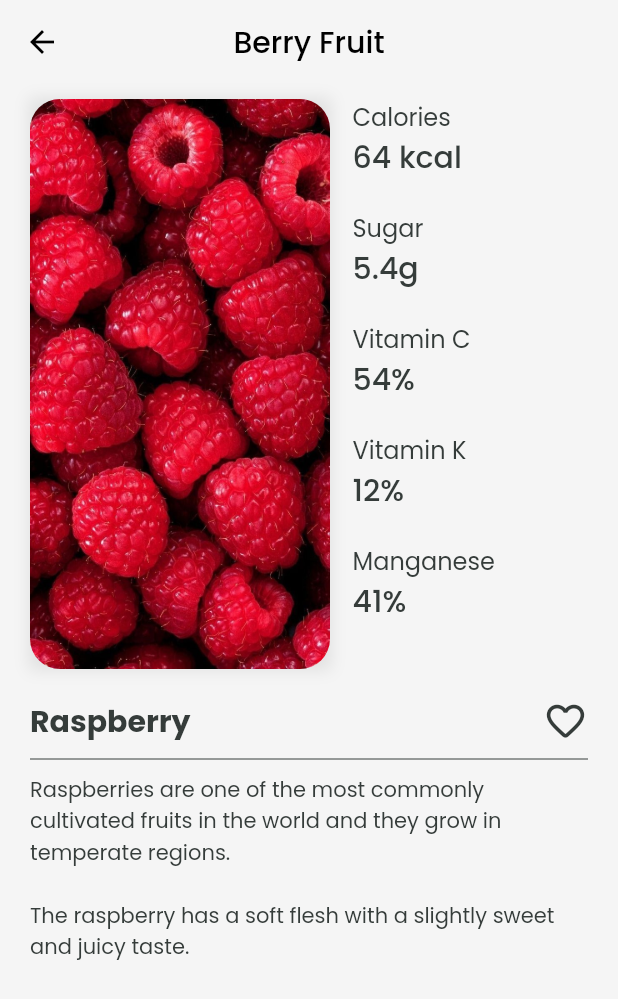
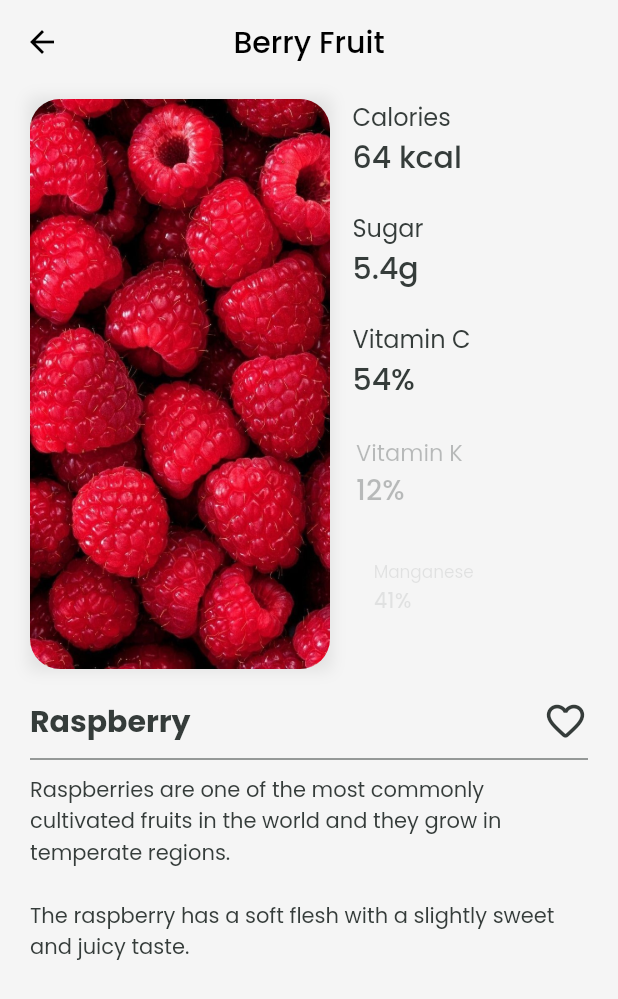
Before and after one commit to eliascreates/Fruit-Tiedot, a Flutter app: the screen it shows after launch, after a tap on "Raspberry", on a phone screen of 412 x 824 dp. Shown: the top 999 px of the screen. Run offline on Flutter 3.47's test engine with Material 2 defaults, Android fonts, the phone set to English and light mode, and no system bars; our stand-ins replace flutter_svg, google_fonts.

```diff
--- a/lib/constants.dart
+++ b/lib/constants.dart
@@ -17,11 +17,6 @@ class SvgIcon {
   static String profile = "assets/icons/profile.svg";
 }
 
-enum categories {
-  all,
-  citrus,
-
-}
 //*Sources
 //https://www.nutritionadvance.com/healthy-foods/types-of-fruit/
 //<a href="https://iconscout.com/icons/orange" target="_blank">Orange Icon</a> on <a href="https://iconscout.com">IconScout</a>
--- a/lib/main.dart
+++ b/lib/main.dart
@@ -1,6 +1,6 @@
 import 'package:flutter/material.dart';
 import 'package:fruit_tiedot/constants.dart';
-import 'package:fruit_tiedot/theme.dart';
+// import 'package:fruit_tiedot/theme.dart';
 import 'package:google_fonts/google_fonts.dart';
 
 import 'screens/main/main_screen.dart';
--- a/lib/screens/favorite/components/favorite_fruit_item.dart
+++ b/lib/screens/favorite/components/favorite_fruit_item.dart
@@ -1,7 +1,6 @@
 import 'package:flutter/material.dart';
 import 'package:fruit_tiedot/constants.dart';
 import 'package:fruit_tiedot/models/fruit.dart';
-
 
 class FavoriteFruitItem extends StatelessWidget {
   const FavoriteFruitItem({
@@ -40,13 +39,16 @@ class FavoriteFruitItem extends StatelessWidget {
           children: [
             Row(
               children: [
-                ClipRRect(
+                Hero(
+                  tag: "fruitcard${fruit.imageSrc}",
+                  child: ClipRRect(
                     borderRadius: BorderRadius.circular(kDefaultPadding / 2),
                     child: Image.asset(
                       fruit.imageSrc,
                       width: 50,
                       height: 50,
                       fit: BoxFit.contain,
+                    ),
                   ),
                 ),
                 const SizedBox(width: kDefaultPadding),
--- a/lib/screens/fruit_details/components/fruit_stats.dart
+++ b/lib/screens/fruit_details/components/fruit_stats.dart
@@ -1,7 +1,6 @@
 import 'package:flutter/material.dart';
 import 'package:fruit_tiedot/constants.dart';
 import 'package:fruit_tiedot/models/fruit.dart';
-
 
 class FruitStats extends StatelessWidget {
   const FruitStats({
@@ -26,6 +25,9 @@ class FruitStats extends StatelessWidget {
               ),
             ],
           ),
+          child: Hero(
+            transitionOnUserGestures: true,
+            tag: "fruitcard${fruit.imageSrc}",
             child: ClipRRect(
               borderRadius: BorderRadius.circular((20)),
               child: Image.asset(
@@ -36,12 +38,27 @@ class FruitStats extends StatelessWidget {
               ),
             ),
           ),
+        ),
         const SizedBox(width: kDefaultPadding * 0.75),
         Column(
           crossAxisAlignment: CrossAxisAlignment.start,
           children: [
-            for (var name in fruit.benefits.keys)
-              BenefitItem(title: name, amount: fruit.benefits[name] as String),
+            for (var index = 0; index < fruit.benefits.length; index++)
+              TweenAnimationBuilder(
+                tween: Tween<double>(begin: 0, end: 1),
+                duration: Duration(milliseconds: 400 * index),
+                builder: ((context, value, child) => Transform.scale(
+                      scale: (value / 0.80) > 1 ? 1 : value / 0.80,
+                      child: Opacity(
+                        opacity: value * value * value * value,
+                        child: child,
+                      ),
+                    )),
+                child: BenefitItem(
+                    title: fruit.benefits.keys.elementAt(index),
+                    amount: fruit.benefits[fruit.benefits.keys.elementAt(index)]
+                        as String),
+              ),
           ],
         )
       ],
--- a/lib/screens/fruit_details/fruit_detail_screen.dart
+++ b/lib/screens/fruit_details/fruit_detail_screen.dart
@@ -3,7 +3,7 @@ import 'package:flutter/material.dart';
 import 'package:fruit_tiedot/constants.dart';
 import 'package:fruit_tiedot/models/fruit.dart';
 
-import '../components/heart_button.dart';
+import '../shared/heart_button.dart';
 import 'components/fruit_stats.dart';
 
 class FruitDetailScreen extends StatefulWidget {
--- a/lib/screens/home/components/fruit_card.dart
+++ b/lib/screens/home/components/fruit_card.dart
@@ -2,7 +2,7 @@ import 'package:flutter/material.dart';
 import 'package:fruit_tiedot/constants.dart';
 import 'package:fruit_tiedot/models/fruit.dart';
 
-import '../../components/heart_button.dart';
+import '../../shared/heart_button.dart';
 
 class FruitCard extends StatelessWidget {
   const FruitCard({
@@ -46,11 +46,15 @@ class FruitCard extends StatelessWidget {
               color: Colors.white,
               borderRadius: BorderRadius.circular(20),
             ),
-            child: Image.asset(
-              fruit.imageSrc,
-              fit: BoxFit.contain,
-              // height: 100,
-              // width: 100,
+            child: Hero(
+              transitionOnUserGestures: true,
+              tag: "fruitcard${fruit.imageSrc}",
+              child: Image.asset(
+                fruit.imageSrc,
+                fit: BoxFit.contain,
+                // height: 100,
+                // width: 100,
+              ),
             ),
           ),
           Positioned(
```
Also changed, not shown: lib/screens/favorite/favorite_screen.dart (+6 -15 lines), lib/screens/profile/profile_screen.dart (+5 -5 lines), lib/screens/shared/heart_button.dart (renamed from lib/screens/components/heart_button.dart). Lines whose indentation alone changed are shown as unchanged.
